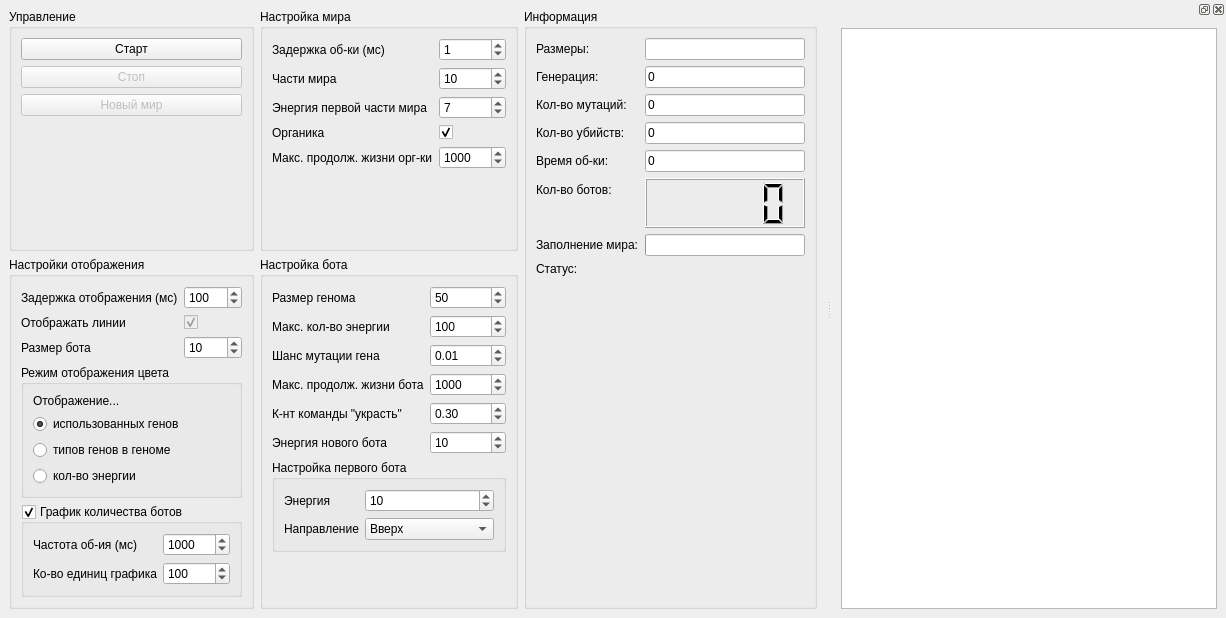
Above: mainwindow.ui from TomasGlgg/QGenetic before the change. Below: the same form after it.
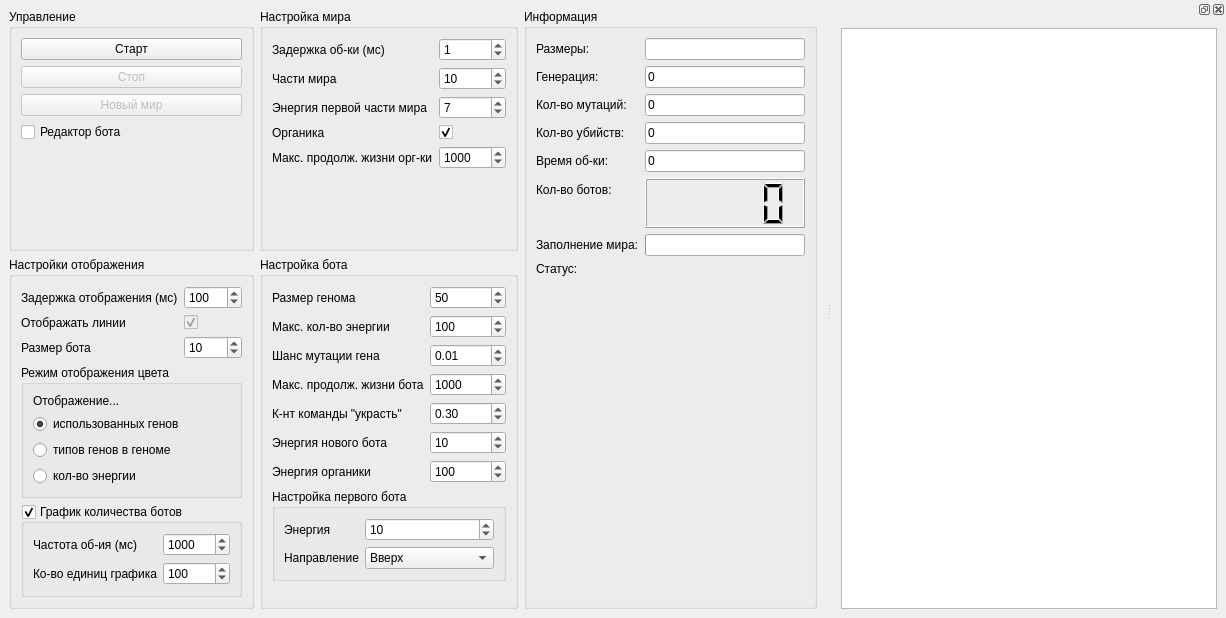
That is the form after the change. Custom widgets are drawn as their Qt base class.

```diff
--- a/mainwindow.ui
+++ b/mainwindow.ui
@@ -190,6 +190,13 @@
          </property>
         </widget>
        </item>
+       <item>
+        <widget class="QCheckBox" name="botEditorCheckBox">
+         <property name="text">
+          <string>Редактор бота</string>
+         </property>
+        </widget>
+       </item>
        <item>
         <spacer name="verticalSpacer">
          <property name="orientation">
@@ -503,7 +510,7 @@
          </property>
         </widget>
        </item>
-       <item row="6" column="0" colspan="2">
+       <item row="7" column="0" colspan="2">
         <widget class="QGroupBox" name="groupBox_7">
          <property name="title">
           <string>Настройка первого бота</string>
@@ -603,6 +610,26 @@
          </property>
         </widget>
        </item>
+       <item row="6" column="0">
+        <widget class="QLabel" name="label_28">
+         <property name="text">
+          <string>Энергия органики</string>
+         </property>
+        </widget>
+       </item>
+       <item row="6" column="1">
+        <widget class="QSpinBox" name="organicEnergy">
+         <property name="minimum">
+          <number>1</number>
+         </property>
+         <property name="maximum">
+          <number>10000</number>
+         </property>
+         <property name="value">
+          <number>100</number>
+         </property>
+        </widget>
+       </item>
       </layout>
      </widget>
     </item>
```
